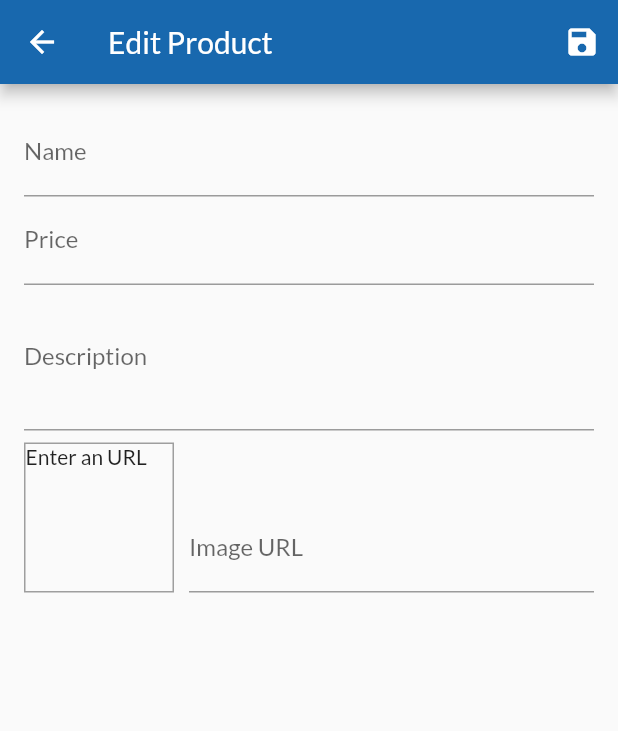
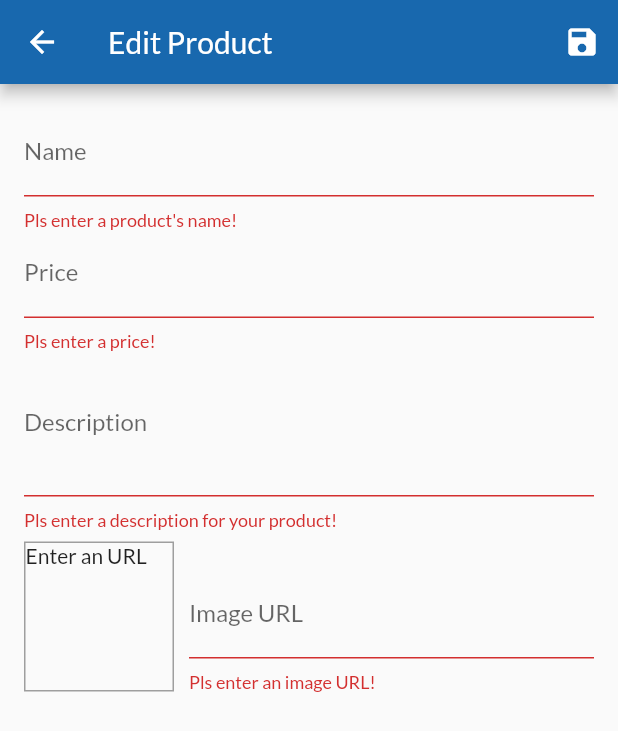
Before and after one commit to cqhung1412/flutter_shop, a Flutter app: the EditProductScreen screen opened by its route, after a tap on the "save" icon, on a phone screen of 412 x 824 dp. Shown: the top 731 px of the screen. Run offline on Flutter 3.47's test engine with Material 2 defaults, Android fonts, the phone set to English and light mode, and no system bars; network calls fail.

Commit message:
add update delete product

```diff
--- a/lib/screens/edit_product_screen.dart
+++ b/lib/screens/edit_product_screen.dart
@@ -27,11 +27,39 @@ class _EditProductScreenState extends State<EditProductScreen> {
     price: 0.0,
     imageUrl: '',
   );
+  var _initValues = {
+    'name': '',
+    'description': '',
+    'price': '',
+    'imageUrl': ''
+  };
+  bool _isInit = true;
 
   @override
   void initState() {
     _imageUrlFocusNode.addListener(_updateImageUrl);
     super.initState();
+  }
+
+  @override
+  void didChangeDependencies() {
+    if (_isInit) {
+      final productId = ModalRoute.of(context)?.settings.arguments;
+      if (productId.toString() != 'null') {
+        _editedProduct = Provider.of<Products>(context, listen: false)
+            .findById(productId.toString());
+        _initValues = {
+          'name': _editedProduct.name,
+          'description': _editedProduct.description,
+          'price': _editedProduct.price.toString(),
+          // 'imageUrl': _editedProduct.imageUrl
+          'imageUrl': ''
+        };
+        _imageUrlController.text = _editedProduct.imageUrl;
+      }
+    }
+    _isInit = false;
+    super.didChangeDependencies();
   }
 
   @override
@@ -62,10 +90,27 @@ class _EditProductScreenState extends State<EditProductScreen> {
   }
 
   void _saveForm() {
-    // if (!_formStateKey.currentState!.validate()) return;
+    if (!_formStateKey.currentState!.validate()) return;
     _formStateKey.currentState!.save();
-    Provider.of<Products>(context, listen: false).addProduct(_editedProduct);
+    if (_editedProduct.id != '') {
+      Provider.of<Products>(context, listen: false)
+          .updateProduct(_editedProduct.id, _editedProduct);
+    } else {
+      Provider.of<Products>(context, listen: false).addProduct(_editedProduct);
+    }
     Navigator.of(context).pop();
+  }
+
+  void _updateProduct(String field, String value) {
+    _editedProduct = Product(
+      id: _editedProduct.id,
+      name: (field == 'name') ? value : _editedProduct.name,
+      price: (field == 'price') ? double.parse(value) : _editedProduct.price,
+      description:
+          (field == 'description') ? value : _editedProduct.description,
+      imageUrl: (field == 'imageUrl') ? value : _editedProduct.imageUrl,
+      isFavorite: _editedProduct.isFavorite,
+    );
   }
 
   @override
@@ -89,6 +134,7 @@ class _EditProductScreenState extends State<EditProductScreen> {
             child: Column(
               children: [
                 TextFormField(
+                  initialValue: _initValues['name'],
                   decoration: InputDecoration(
                     labelText: 'Name',
                   ),
@@ -101,17 +147,10 @@ class _EditProductScreenState extends State<EditProductScreen> {
                     }
                     return null;
                   },
-                  onSaved: (value) {
-                    _editedProduct = Product(
-                      id: _editedProduct.id,
-                      name: value.toString(),
-                      description: _editedProduct.description,
-                      price: _editedProduct.price,
-                      imageUrl: _editedProduct.imageUrl,
-                    );
-                  },
+                  onSaved: (value) => _updateProduct('name', value.toString()),
                 ),
                 TextFormField(
+                  initialValue: _initValues['price'],
                   decoration: InputDecoration(
                     labelText: 'Price',
                   ),
@@ -132,17 +171,10 @@ class _EditProductScreenState extends State<EditProductScreen> {
                     }
                     return null;
                   },
-                  onSaved: (value) {
-                    _editedProduct = Product(
-                      id: _editedProduct.id,
-                      name: _editedProduct.name,
-                      description: _editedProduct.description,
-                      price: double.parse(value.toString()),
-                      imageUrl: _editedProduct.imageUrl,
-                    );
-                  },
+                  onSaved: (value) => _updateProduct('price', value.toString()),
                 ),
                 TextFormField(
+                  initialValue: _initValues['description'],
                   decoration: InputDecoration(
                     labelText: 'Description',
                   ),
@@ -159,15 +191,8 @@ class _EditProductScreenState extends State<EditProductScreen> {
                     }
                     return null;
                   },
-                  onSaved: (value) {
-                    _editedProduct = Product(
-                      id: _editedProduct.id,
-                      name: _editedProduct.name,
-                      description: value.toString(),
-                      price: _editedProduct.price,
-                      imageUrl: _editedProduct.imageUrl,
-                    );
-                  },
+                  onSaved: (value) =>
+                      _updateProduct('description', value.toString()),
                 ),
                 Row(
                   crossAxisAlignment: CrossAxisAlignment.end,
@@ -189,7 +214,7 @@ class _EditProductScreenState extends State<EditProductScreen> {
                           ? Text('Enter an URL')
                           : FittedBox(
                               child: Image.network(_imageUrlController.text),
-                              fit: BoxFit.cover,
+                              fit: BoxFit.contain,
                             ),
                     ),
                     Expanded(
@@ -217,15 +242,8 @@ class _EditProductScreenState extends State<EditProductScreen> {
                           }
                           return null;
                         },
-                        onSaved: (value) {
-                          _editedProduct = Product(
-                            id: _editedProduct.id,
-                            name: _editedProduct.name,
-                            description: _editedProduct.description,
-                            price: _editedProduct.price,
-                            imageUrl: value.toString(),
-                          );
-                        },
+                        onSaved: (value) =>
+                            _updateProduct('imageUrl', value.toString()),
                       ),
                     ),
                   ],
--- a/lib/screens/user_product_screen.dart
+++ b/lib/screens/user_product_screen.dart
@@ -30,6 +30,7 @@ class UserProductScreen extends StatelessWidget {
           itemBuilder: (_, index) => Column(
             children: [
               UserProductItem(
+                productData.items[index].id,
                 productData.items[index].name,
                 productData.items[index].imageUrl,
               ),
```
Also changed, not shown: lib/providers/products.dart (+15 -0 lines), lib/widgets/user_product_item.dart (+11 -4 lines).
